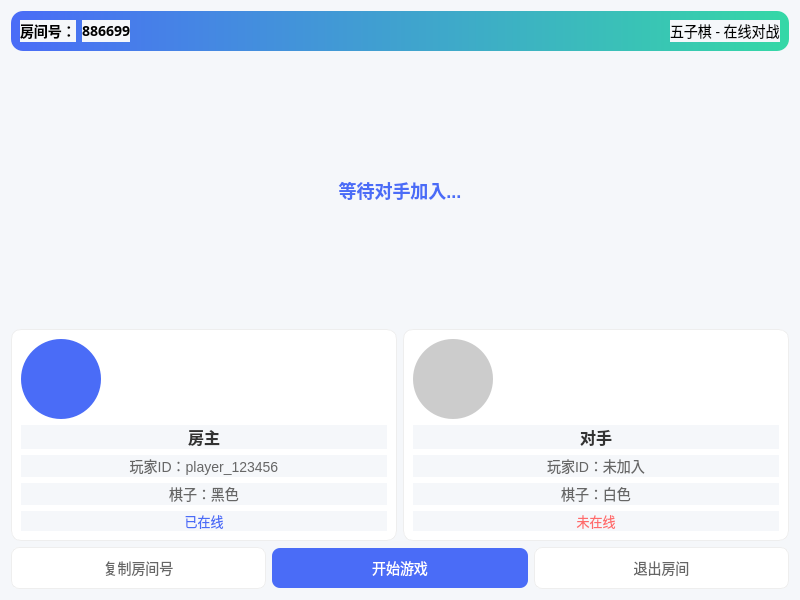
First picture: the form in client/gomokuClient/onlineroomwidget.ui, repository ELUT1111/Gomoku, before the edit.
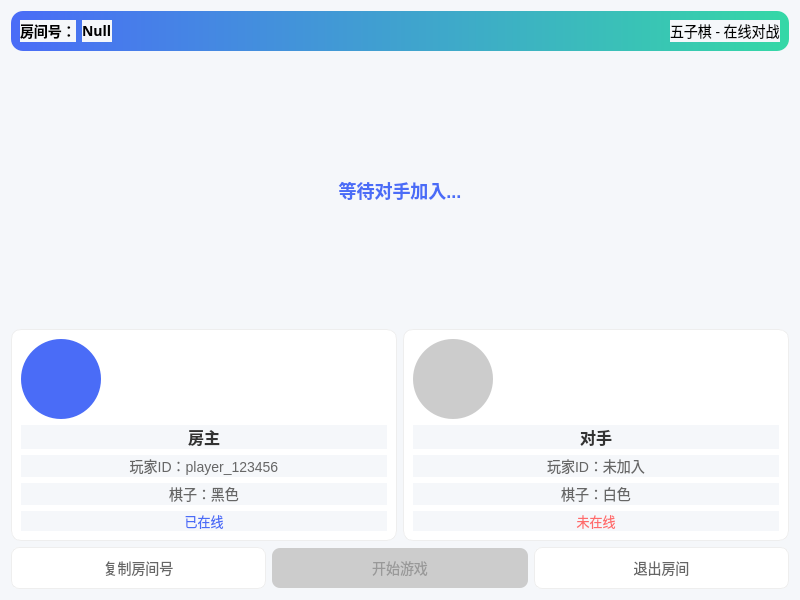
Second picture: the form after the edit. Icons and pictures are not drawn.

```diff
--- a/client/gomokuClient/onlineroomwidget.ui
+++ b/client/gomokuClient/onlineroomwidget.ui
@@ -119,7 +119,7 @@
          </font>
         </property>
         <property name="text">
-         <string>886699</string>
+         <string>Null</string>
         </property>
        </widget>
       </item>
@@ -322,7 +322,7 @@
      <item>
       <widget class="QPushButton" name="btnStartGame">
        <property name="enabled">
-        <bool>true</bool>
+        <bool>false</bool>
        </property>
        <property name="text">
         <string>开始游戏</string>
```
Left out of the diff: 1 changed line with no effect on the pictures.
